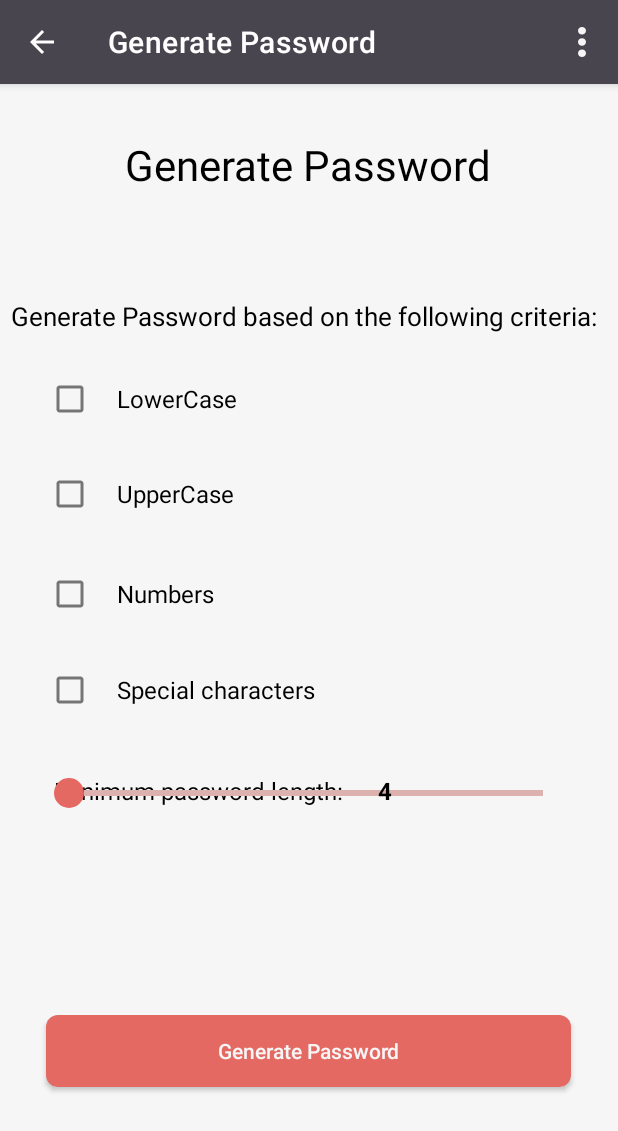
After one commit to mohammedGrech/Biometric-PasswordVaultManager, an Android app: the GeneratePassword screen opened directly, with no data from a screen before it, on a phone screen of 412 x 824 dp. The commit adds this screen. Shown: the top 1131 px of the screen. Run offline under Robolectric (Android 15) with nearby library versions, the phone set to English and light mode, and no system bars.

Commit message:
Password manager app - Password Generator

```diff
--- /dev/null
+++ b/app/src/main/java/com/example/secure/GeneratePassword.java
@@ -0,0 +1,247 @@
+package com.example.secure;
+
+import static android.content.ContentValues.TAG;
+
+import androidx.appcompat.app.AppCompatActivity;
+import androidx.appcompat.widget.Toolbar;
+
+import android.app.AlertDialog;
+import android.content.ClipData;
+import android.content.ClipboardManager;
+import android.content.Context;
+import android.content.DialogInterface;
+import android.content.Intent;
+import android.os.Build;
+import android.os.Bundle;
+import android.util.Log;
+import android.view.Menu;
+import android.view.MenuInflater;
+import android.view.MenuItem;
+import android.view.View;
+import android.widget.Button;
+import android.widget.CheckBox;
+import android.widget.SeekBar;
+import android.widget.TextView;
+import android.widget.Toast;
+
+import java.util.Random;
+
+public class GeneratePassword extends AppCompatActivity {
+
+    Button generatePassword;
+    CheckBox upperCase, lowerCase, number, symbols;
+    Integer passwordRange = 4;
+    TextView stringPasswordSize;
+    SeekBar seekBar;
+
+    String passwordString;
+
+    @Override
+    protected void onCreate(Bundle savedInstanceState) {
+        super.onCreate(savedInstanceState);
+        setContentView(R.layout.activity_generate_password);
+        // customised toolbar
+        Toolbar toolbar = findViewById(R.id.toolbar);
+        setSupportActionBar(toolbar);
+
+        upperCase = findViewById(R.id.upperCase);
+        lowerCase = findViewById(R.id.lowerCase);
+        number = findViewById(R.id.number);
+        symbols = findViewById(R.id.specialCharacter);
+        generatePassword = findViewById(R.id.generatePassword);
+        stringPasswordSize = (TextView) findViewById(R.id.progress);
+
+        //Back button
+        toolbar.setNavigationIcon(getDrawable(R.drawable.arrow_back));
+
+        // Forcing to let the system know that contents of menu have changed, and menu should be redrawn.
+        invalidateOptionsMenu();
+
+        toolbar.setNavigationOnClickListener(new View.OnClickListener() {
+            @Override
+            public void onClick(View v) {
+                Intent intent = new Intent(GeneratePassword.this,HomeActivity.class);
+                startActivity(intent);
+            }
+        });
+        // Change the title of the activity on the toolbar
+        getSupportActionBar().setTitle("Generate Password");
+
+        seekBar = findViewById(R.id.seekBar);
+        if (seekBar != null) {
+            if (Build.VERSION.SDK_INT >= Build.VERSION_CODES.O) {
+                seekBar.setMin(4);
+            }
+            seekBar.setMax(50);
+        }
+        seekBar.setOnSeekBarChangeListener(new SeekBar.OnSeekBarChangeListener() {
+
+            @Override
+            public void onProgressChanged(SeekBar seekBar, int progress, boolean fromUser) {
+                stringPasswordSize.setText("" + progress);
+                passwordRange = progress;
+            }
+
+            @Override
+            public void onStartTrackingTouch(SeekBar seekBar) {
+
+            }
+
+            @Override
+            public void onStopTrackingTouch(SeekBar seekBar) {
+
+            }
+        });
+
+        // Generate password
+        generatePassword.setOnClickListener(new View.OnClickListener() {
+
+            @Override
+            public void onClick(View v) {
+
+                if(!upperCase.isChecked() && !lowerCase.isChecked() && !number.isChecked() && !symbols.isChecked()){
+                    Toast.makeText(GeneratePassword.this, "At least one of the above checkboxes must be ticked.", Toast.LENGTH_SHORT).show();
+                }
+                else {
+                    passwordString = generateRandomPassword(passwordRange, upperCase.isChecked(), lowerCase.isChecked(), number.isChecked(),symbols.isChecked());
+                    new AlertDialog.Builder(v.getContext())
+                            .setTitle("Generated password")
+                            .setCancelable(false)
+                            .setMessage(passwordString)
+                            .setPositiveButton("Copy", new DialogInterface.OnClickListener() {
+                                @Override
+                                public void onClick(DialogInterface dialog, int which) {
+                                    ClipboardManager clipboard = (ClipboardManager) getSystemService(Context.CLIPBOARD_SERVICE);
+                                    ClipData clip = ClipData.newPlainText("label", passwordString);
+                                    clipboard.setPrimaryClip(clip);
+                                    Toast.makeText(GeneratePassword.this, "Password copied.", Toast.LENGTH_SHORT).show();
+                                }
+                            })
+                            .setNegativeButton("Dismiss", null)
+                            .show();
+                }
+            }
+        });
+
+
+
+
+
+    }
+
+    @Override
+    public void onBackPressed() {
+        Intent intentMain = new Intent(this, HomeActivity.class);
+        this.startActivity(intentMain);
+    }
+
+    // Destroy the application when the user exit
+    @Override
+    protected void onDestroy() {
+        super.onDestroy();
+        Intent intentMain = new Intent(this, MainActivity.class);
+        this.startActivity(intentMain);
+        finish();
+        System.exit(0);
+    }
+
+    // Reloading page to call onDestroy() method
+    @Override
+    public void onRestart()
+    {
+        super.onRestart();
+        finish();
+        startActivity(getIntent());
+    }
+
+    //Context Menu to appear in the toolbar
+    @Override
+    public boolean onCreateOptionsMenu(Menu menu) {
+        MenuInflater inflater = getMenuInflater();
+        inflater.inflate(R.menu.option_menu,menu);
+
+        MenuItem item = menu.findItem(R.id.search);
+        item.setVisible(false);
+        return true;
+    }
+
+    // Functionality of Menu buttons
+    @Override
+    public boolean onOptionsItemSelected(MenuItem item) {
+        // Handle item selection
+        switch (item.getItemId()) {
+            case R.id.exit:
+                // Back to main page - user needs to login using biometric authentication
+                Intent intentMain = new Intent(this, MainActivity.class);
+                this.startActivity(intentMain);
+                finish();
+                System.exit(0);
+                return true;
+            case R.id.filter:
+                // Do not show anything - Filter is only available in the home page
+                return true;
+            case R.id.help:
+                Intent intentHelp= new Intent(this,HelpActivity.class);
+                this.startActivity(intentHelp);
+                return true;
+            case R.id.backup:
+                Toast.makeText(this, "Please proceed with back up in the home page.", Toast.LENGTH_SHORT).show();
+                return true;
+            case R.id.importData:
+                Toast.makeText(this, "Please proceed with the import in the home page.", Toast.LENGTH_SHORT).show();
+                return true;
+            case R.id.privacyPolicy:
+                // Open Privacy Policy
+                Intent intentPrivacy = new Intent(this,PrivacyPolicy.class);
+                this.startActivity(intentPrivacy);
+                return true;
+            default:
+                return super.onOptionsItemSelected(item);
+        }
+    }
+
+
+
+
+    private static String generateRandomPassword(int max_length, boolean upperCase, boolean lowerCase, boolean numbers, boolean specialCharacters)
+    {
+        String upperCaseChars = "ABCDEFGHIJKLMNOPQRSTUVWXYZ";
+        String lowerCaseChars = "abcdefghijklmnopqrstuvwxyz";
+        String numberChars = "0123456789";
+        String specialChars = "!@#$%^&*()_-+=<>?/{}~|";
+        String allowedChars = "";
+
+        Random rn = new Random();
+        StringBuilder sb = new StringBuilder(max_length);
+
+        //this will fulfill the requirements of at least one character of a type.
+        if(upperCase) {
+            allowedChars += upperCaseChars;
+            sb.append(upperCaseChars.charAt(rn.nextInt(upperCaseChars.length()-1)));
+        }
+
+        if(lowerCase) {
+            allowedChars += lowerCaseChars;
+            sb.append(lowerCaseChars.charAt(rn.nextInt(lowerCaseChars.length()-1)));
+        }
+
+        if(numbers) {
+            allowedChars += numberChars;
+            sb.append(numberChars.charAt(rn.nextInt(numberChars.length()-1)));
+        }
+
+        if(specialCharacters) {
+            allowedChars += specialChars;
+            sb.append(specialChars.charAt(rn.nextInt(specialChars.length()-1)));
+        }
+
+
+        //fill the allowed length from different chars now.
+        for(int i=sb.length();i < max_length;++i){
+            sb.append(allowedChars.charAt(rn.nextInt(allowedChars.length())));
+        }
+        Log.d(TAG,"generateRandomPassword: "+sb.toString());
+
+        return sb.toString();
+    }
+}
--- a/app/src/main/java/com/example/secure/HomeActivity.java
+++ b/app/src/main/java/com/example/secure/HomeActivity.java
@@ -131,7 +131,8 @@ public class HomeActivity extends AppCompatActivity {
                 sheetView.findViewById(R.id.generatePassword).setOnClickListener(new View.OnClickListener() {
                     @Override
                     public void onClick(View v) {
-                        Toast.makeText(HomeActivity.this, "Generate link selected", Toast.LENGTH_SHORT).show();
+                        Intent intent = new Intent(v.getContext(), GeneratePassword.class);
+                        startActivity(intent);
                         bottomSheetDialog.dismiss();
                     }
                 });
@@ -142,7 +143,6 @@ public class HomeActivity extends AppCompatActivity {
                     public void onClick(View v) {
                         Intent intent = new Intent(v.getContext(), RegisterRecordActivity.class);
                         startActivity(intent);
-                        Toast.makeText(HomeActivity.this, "Create record selected", Toast.LENGTH_SHORT).show();
                         bottomSheetDialog.dismiss();
                     }
                 });
@@ -310,8 +310,6 @@ public class HomeActivity extends AppCompatActivity {
             resetBackground();
             changeBackground(outlook);
         });
-
-
     }
 
     public void changeBackground(Button button){
--- a/app/src/main/java/com/example/secure/PrivacyPolicy.java
+++ b/app/src/main/java/com/example/secure/PrivacyPolicy.java
@@ -35,7 +35,6 @@ public class PrivacyPolicy extends AppCompatActivity {
         });
         // Change the title of the activity on the toolbar
         getSupportActionBar().setTitle("Privacy Policy");
-
     }
 
     @Override
--- a/app/src/main/java/com/example/secure/UpdateRecord.java
+++ b/app/src/main/java/com/example/secure/UpdateRecord.java
@@ -135,6 +135,8 @@ public class UpdateRecord extends AppCompatActivity {
                 // then update data
                 database.updateData(id, name, email, password, url, note, webLogoText);
                 Toast.makeText(UpdateRecord.this, "Record updated", Toast.LENGTH_SHORT).show();
+                Intent intent = new Intent(v.getContext(),HomeActivity.class);
+                startActivity(intent);
 
             }
         });
--- a/app/src/main/res/drawable/customer_input.xml
+++ b/app/src/main/res/drawable/customer_input.xml
@@ -1,6 +1,6 @@
 <?xml version="1.0" encoding="utf-8"?>
 <shape xmlns:android="http://schemas.android.com/apk/res/android">
     <corners  android:radius="4dp"/>
-    <solid android:color="@color/pure_white"></solid>
+    <solid android:color="@color/white"></solid>
     <stroke android:width="1dip" android:color="@color/outline"/>
 </shape>
--- /dev/null
+++ b/app/src/main/res/drawable/seek_bar.xml
@@ -0,0 +1,32 @@
+<?xml version="1.0" encoding="utf-8"?>
+<layer-list xmlns:android="http://schemas.android.com/apk/res/android">
+    <item android:id="@android:id/background">
+        <shape
+            android:shape="line">
+            <stroke
+                android:color="@color/seek_bar_background"
+                android:width="@dimen/seek_bar_thickness"/>
+        </shape>
+    </item>
+    <item android:id="@android:id/secondaryProgress">
+        <clip>
+            <shape
+                android:shape="line">
+                <stroke
+                    android:color="@color/seek_bar_secondary_progress"
+                    android:width="@dimen/seek_bar_thickness"/>
+            </shape>
+        </clip>
+    </item>
+
+    <item android:id="@android:id/progress">
+        <clip>
+            <shape
+                android:shape="line">
+                <stroke
+                    android:color="@color/seek_bar_progress"
+                    android:width="@dimen/seek_bar_thickness"/>
+            </shape>
+        </clip>
+    </item>
+</layer-list>
--- /dev/null
+++ b/app/src/main/res/drawable/seek_thumb.xml
@@ -0,0 +1,9 @@
+<?xml version="1.0" encoding="utf-8"?>
+<shape xmlns:android="http://schemas.android.com/apk/res/android"
+    android:shape="oval">
+    <size
+        android:height="@dimen/seek_bar_thumb_size"
+        android:width="@dimen/seek_bar_thumb_size"
+        />
+    <solid android:color="@color/seek_bar_progress"/>
+</shape>
--- /dev/null
+++ b/app/src/main/res/layout/activity_generate_password.xml
@@ -0,0 +1,166 @@
+<?xml version="1.0" encoding="utf-8"?>
+<androidx.constraintlayout.widget.ConstraintLayout xmlns:android="http://schemas.android.com/apk/res/android"
+    xmlns:app="http://schemas.android.com/apk/res-auto"
+    xmlns:tools="http://schemas.android.com/tools"
+    android:layout_width="match_parent"
+    android:layout_height="match_parent"
+    tools:context=".GeneratePassword"
+    android:background="@color/white"
+    android:filterTouchesWhenObscured="true">
+
+    <!--  Customised toolbar layout -->
+    <include
+        android:id="@+id/toolbar"
+        layout="@layout/toolbar"/>
+
+    <!--Title-->
+    <TextView
+        android:id="@+id/textView"
+        android:layout_width="wrap_content"
+        android:layout_height="wrap_content"
+        android:layout_centerHorizontal="true"
+        android:text="Generate Password"
+        android:textColor="@color/black"
+        android:textSize="28sp"
+        app:layout_constraintBottom_toBottomOf="parent"
+        app:layout_constraintEnd_toEndOf="parent"
+        app:layout_constraintHorizontal_bias="0.498"
+        app:layout_constraintStart_toStartOf="parent"
+        app:layout_constraintTop_toTopOf="parent"
+        app:layout_constraintVertical_bias="0.115" />
+
+    <TextView
+        android:id="@+id/label"
+        android:layout_width="wrap_content"
+        android:layout_height="wrap_content"
+        android:layout_centerHorizontal="true"
+        android:text="Generate Password based on the following criteria:"
+        android:textColor="@color/black"
+        android:textSize="17dp"
+        app:layout_constraintBottom_toBottomOf="parent"
+        app:layout_constraintEnd_toEndOf="parent"
+        app:layout_constraintHorizontal_bias="0.344"
+        app:layout_constraintStart_toStartOf="parent"
+        app:layout_constraintTop_toTopOf="parent"
+        app:layout_constraintVertical_bias="0.248" />
+
+    <CheckBox
+        android:id="@+id/lowerCase"
+        android:layout_width="350dp"
+        android:layout_height="56dp"
+        android:paddingLeft="15dp"
+        android:text="LowerCase"
+        app:layout_constraintBottom_toBottomOf="parent"
+        app:layout_constraintEnd_toEndOf="parent"
+        app:layout_constraintHorizontal_bias="0.491"
+        app:layout_constraintStart_toStartOf="parent"
+        app:layout_constraintTop_toBottomOf="@+id/toolbar"
+        android:textSize="16dp"
+        app:layout_constraintVertical_bias="0.256" />
+
+    <CheckBox
+        android:id="@+id/upperCase"
+        android:layout_width="350dp"
+        android:layout_height="56dp"
+        android:paddingLeft="15dp"
+        android:text="UpperCase"
+        app:layout_constraintBottom_toBottomOf="parent"
+        app:layout_constraintEnd_toEndOf="parent"
+        app:layout_constraintHorizontal_bias="0.491"
+        app:layout_constraintStart_toStartOf="parent"
+        app:layout_constraintTop_toBottomOf="@+id/toolbar"
+        android:textSize="16dp"
+        app:layout_constraintVertical_bias="0.345" />
+
+    <CheckBox
+        android:id="@+id/number"
+        android:layout_width="350dp"
+        android:layout_height="56dp"
+        android:paddingLeft="15dp"
+        android:text="Numbers"
+        app:layout_constraintBottom_toBottomOf="parent"
+        app:layout_constraintEnd_toEndOf="parent"
+        app:layout_constraintHorizontal_bias="0.491"
+        app:layout_constraintStart_toStartOf="parent"
+        app:layout_constraintTop_toBottomOf="@+id/toolbar"
+        android:textSize="16dp"
+        app:layout_constraintVertical_bias="0.438" />
+
+    <CheckBox
+        android:id="@+id/specialCharacter"
+        android:layout_width="350dp"
+        android:layout_height="56dp"
+        android:paddingLeft="15dp"
+        android:text="Special characters"
+        app:layout_constraintBottom_toBottomOf="parent"
+        app:layout_constraintEnd_toEndOf="parent"
+        app:layout_constraintHorizontal_bias="0.491"
+        app:layout_constraintStart_toStartOf="parent"
+        app:layout_constraintTop_toBottomOf="@+id/toolbar"
+        android:textSize="16dp"
+        app:layout_constraintVertical_bias="0.528" />
+
+    <TextView
+        android:id="@+id/seekBarLabel"
+        android:layout_width="wrap_content"
+        android:layout_height="wrap_content"
+        android:layout_centerHorizontal="true"
+        android:text="Minimum password length:"
+        android:textColor="@color/black"
+        android:textSize="16dp"
+        app:layout_constraintBottom_toBottomOf="parent"
+        app:layout_constraintEnd_toEndOf="parent"
+        app:layout_constraintHorizontal_bias="0.165"
+        app:layout_constraintStart_toStartOf="parent"
+        app:layout_constraintTop_toTopOf="parent"
+        app:layout_constraintVertical_bias="0.643" />
+
+    <SeekBar
+        android:id="@+id/seekBar"
+        android:layout_width="350dp"
+        android:layout_height="48dp"
+        android:layout_marginTop="387dp"
+        app:layout_constraintBottom_toBottomOf="parent"
+        app:layout_constraintEnd_toEndOf="parent"
+        app:layout_constraintHorizontal_bias="0.480"
+        app:layout_constraintStart_toStartOf="parent"
+        app:layout_constraintTop_toTopOf="@+id/toolbar"
+        app:layout_constraintVertical_bias="0.302"
+        android:progressDrawable="@drawable/seek_bar"
+        android:thumb="@drawable/seek_thumb" />
+
+    <TextView
+        android:id="@+id/progress"
+        android:layout_width="wrap_content"
+        android:layout_height="wrap_content"
+        android:layout_centerHorizontal="true"
+        android:text="4"
+        android:textColor="@color/black"
+        android:textSize="16dp"
+        android:textStyle="bold"
+        app:layout_constraintBottom_toBottomOf="parent"
+        app:layout_constraintEnd_toEndOf="parent"
+        app:layout_constraintHorizontal_bias="0.625"
+        app:layout_constraintStart_toStartOf="parent"
+        app:layout_constraintTop_toTopOf="@+id/toolbar"
+        app:layout_constraintVertical_bias="0.643" />
+
+    <androidx.appcompat.widget.AppCompatButton
+        android:id="@+id/generatePassword"
+        android:layout_width="350dp"
+        android:layout_height="48dp"
+        android:layout_gravity="center_horizontal"
+        android:background="@drawable/custom_button"
+        android:onClick="confirmInput"
+        android:shadowColor="@color/white"
+        android:text="Generate Password"
+        android:textAllCaps="false"
+        android:textColor="@color/white"
+        app:layout_constraintBottom_toBottomOf="parent"
+        app:layout_constraintEnd_toEndOf="parent"
+        app:layout_constraintHorizontal_bias="0.491"
+        app:layout_constraintStart_toStartOf="parent"
+        app:layout_constraintTop_toTopOf="parent"
+        app:layout_constraintVertical_bias="0.872" />
+
+</androidx.constraintlayout.widget.ConstraintLayout>
--- a/app/src/main/res/layout/activity_home.xml
+++ b/app/src/main/res/layout/activity_home.xml
@@ -6,6 +6,7 @@
     android:layout_width="match_parent"
     android:layout_height="match_parent"
     tools:context=".HomeActivity"
+    android:background="@color/white"
     android:filterTouchesWhenObscured="true">
 
     <!--  Floating button  -->
--- a/app/src/main/res/layout/activity_privacy_policy.xml
+++ b/app/src/main/res/layout/activity_privacy_policy.xml
@@ -4,6 +4,7 @@
     xmlns:tools="http://schemas.android.com/tools"
     android:layout_width="match_parent"
     android:layout_height="match_parent"
+    android:background="@color/white"
     tools:context=".PrivacyPolicy"
     android:filterTouchesWhenObscured="true">
 
@@ -21,13 +22,13 @@
         android:layout_centerHorizontal="true"
         android:text="Privacy Policy"
         android:textColor="@color/black"
-        android:textSize="24sp"
+        android:textSize="28sp"
         app:layout_constraintBottom_toBottomOf="parent"
         app:layout_constraintEnd_toEndOf="parent"
         app:layout_constraintHorizontal_bias="0.498"
         app:layout_constraintStart_toStartOf="parent"
         app:layout_constraintTop_toTopOf="parent"
-        app:layout_constraintVertical_bias="0.105" />
+        app:layout_constraintVertical_bias="0.115" />
 
     <ScrollView
         android:id="@+id/scrollView2"
--- a/app/src/main/res/layout/activity_register_record.xml
+++ b/app/src/main/res/layout/activity_register_record.xml
@@ -6,6 +6,7 @@
     android:layout_height="match_parent"
     android:orientation="vertical"
     tools:context=".RegisterRecordActivity"
+    android:background="@color/white"
     android:filterTouchesWhenObscured="true">
 
     <!--  Customised toolbar layout -->
@@ -64,7 +65,7 @@
                     android:layout_height="wrap_content"
                     android:layout_marginTop="15dp"
                     android:background="@drawable/customer_input"
-                    android:hint="email"
+                    android:hint="Email"
                     android:inputType="textEmailAddress" />
             </com.google.android.material.textfield.TextInputLayout>
 
--- a/app/src/main/res/layout/activity_update_record.xml
+++ b/app/src/main/res/layout/activity_update_record.xml
@@ -4,9 +4,9 @@
     xmlns:tools="http://schemas.android.com/tools"
     android:layout_width="match_parent"
     android:layout_height="match_parent"
-
     android:orientation="vertical"
     tools:context=".UpdateRecord"
+    android:background="@color/white"
     android:filterTouchesWhenObscured="true">
 
     <!--  Customised toolbar layout -->
@@ -38,7 +38,6 @@
 
             <!--name-->
             <com.google.android.material.textfield.TextInputLayout
-
                 android:layout_width="350dp"
                 android:layout_height="wrap_content"
                 android:layout_gravity="center_horizontal"
@@ -68,7 +67,7 @@
                     android:layout_height="wrap_content"
                     android:layout_marginTop="15dp"
                     android:background="@drawable/customer_input"
-                    android:hint="email"
+                    android:hint="Email"
                     android:inputType="textEmailAddress" />
             </com.google.android.material.textfield.TextInputLayout>
 
--- a/app/src/main/res/layout/update_record.xml
+++ b/app/src/main/res/layout/update_record.xml
@@ -4,7 +4,7 @@
     android:layout_width="match_parent"
     android:layout_height="match_parent"
     xmlns:app="http://schemas.android.com/apk/res-auto"
-    android:background="@color/dark_grey"
+    android:background="@color/white"
     android:orientation="vertical"
     android:filterTouchesWhenObscured="true">
 
@@ -21,7 +21,7 @@
         android:layout_marginTop="30dp"
         android:gravity="center_horizontal"
         android:text="Update Record"
-        android:textColor="@color/white"
+        android:textColor="@color/black"
         android:textSize="28sp" />
 
     <ScrollView
--- a/app/src/main/res/values/colors.xml
+++ b/app/src/main/res/values/colors.xml
@@ -13,6 +13,9 @@
     <color name="titleTextColor">#F6F6F6</color>
     <color name="light_grey">#E0E2EC</color>
     <color name="outline">#7A757F</color>
+    <color name="seek_bar_background">#DDB1AE</color>
+    <color name="seek_bar_progress">#E46962</color>
+    <color name="seek_bar_secondary_progress">#3399CC</color>
 
 
 </resources>
--- a/app/src/main/res/values/dimens.xml
+++ b/app/src/main/res/values/dimens.xml
@@ -1,3 +1,5 @@
 <resources>
     <dimen name="fab_margin">16dp</dimen>
+    <dimen name="seek_bar_thickness">4dp</dimen>
+    <dimen name="seek_bar_thumb_size">20dp</dimen>
 </resources>
```
Also changed, not shown: app/src/main/AndroidManifest.xml (+12 -10 lines), app/src/main/java/com/example/secure/MainActivity.java (+8 -0 lines), app/src/main/java/com/example/secure/RegisterRecordActivity.java (+9 -7 lines), app/src/main/res/layout/activity_help.xml (+7 -3 lines), app/src/main/res/layout/bottom_sheet_layout.xml (+4 -3 lines).
